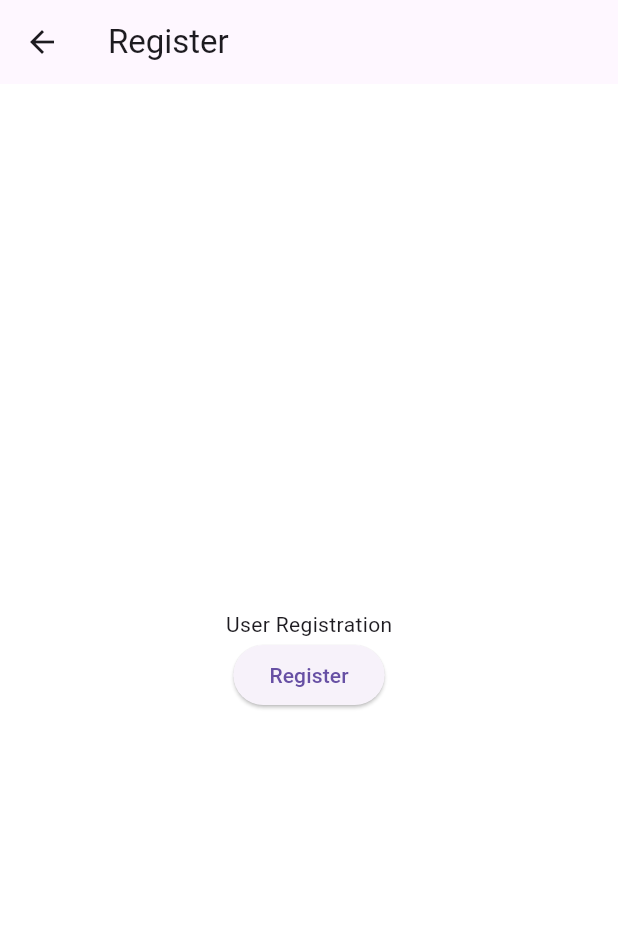
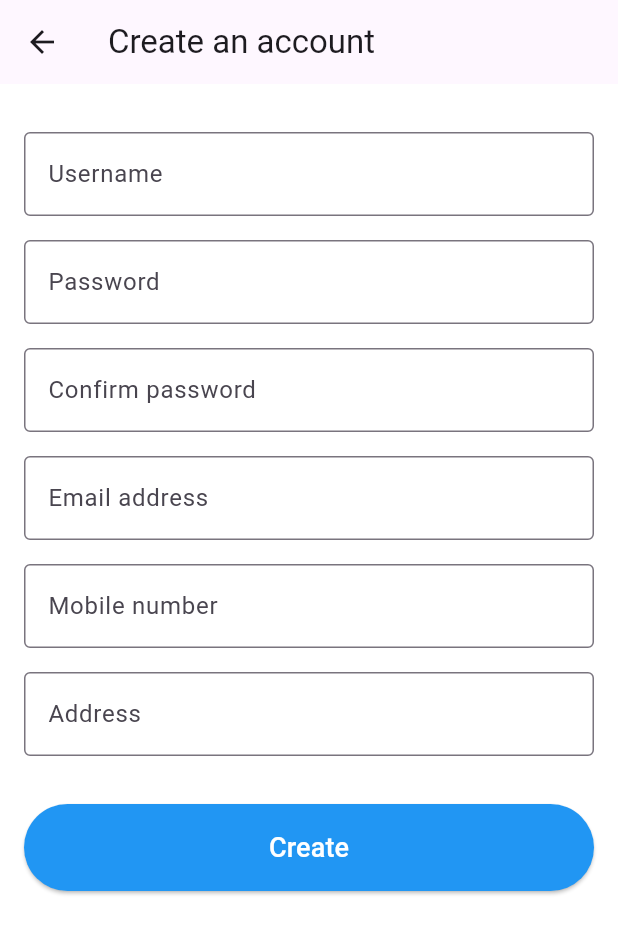
Before and after one commit to chesterrosario-koi/breaktime, a Flutter app: the RegistrationScreen screen opened directly, on a phone screen of 412 x 824 dp. Shown: the top 934 px of the screen. Run offline on Flutter 3.47's test engine with Material 3 defaults, Android fonts, the phone set to English and light mode, and no system bars.

Commit message:
Update registration screen

```diff
--- a/lib/main.dart
+++ b/lib/main.dart
@@ -1,5 +1,6 @@
 import 'package:flutter/material.dart';
 import 'screens/login_screen.dart';
+import 'screens/registration_screen.dart';
 
 void main() {
   runApp(const BreakTimeApp());
@@ -16,7 +17,11 @@ class BreakTimeApp extends StatelessWidget {
         primarySwatch: Colors.blue,
         scaffoldBackgroundColor: Colors.white,
       ),
-      home: const LoginScreen(),
+      initialRoute: '/',
+      routes: {
+        '/': (context) => const LoginScreen(),
+        '/register': (context) => const RegistrationScreen(),
+      },
     );
   }
 }
--- a/lib/screens/login_screen.dart
+++ b/lib/screens/login_screen.dart
@@ -50,7 +50,7 @@ class LoginScreen extends StatelessWidget {
             const SizedBox(height: 16),
             ElevatedButton(
               onPressed: () {
-                // Handle registration
+                Navigator.pushNamed(context, '/register');
               },
               style: ElevatedButton.styleFrom(
                 padding: const EdgeInsets.symmetric(vertical: 16),
--- a/lib/screens/registration_screen.dart
+++ b/lib/screens/registration_screen.dart
@@ -1,4 +1,5 @@
 import 'package:flutter/material.dart';
+import 'home_screen.dart';
 
 class RegistrationScreen extends StatelessWidget {
   const RegistrationScreen({super.key});
@@ -7,20 +8,81 @@ class RegistrationScreen extends StatelessWidget {
   Widget build(BuildContext context) {
     return Scaffold(
       appBar: AppBar(
-        title: const Text('Register'),
+        title: const Text('Create an account'),
+        leading: IconButton(
+          icon: const Icon(Icons.arrow_back),
+          onPressed: () {
+            Navigator.pop(context);
+          },
         ),
-      body: Center(
+      ),
+      body: Padding(
+        padding: const EdgeInsets.all(16.0),
+        child: SingleChildScrollView(
           child: Column(
-          mainAxisAlignment: MainAxisAlignment.center,
+            crossAxisAlignment: CrossAxisAlignment.stretch,
             children: <Widget>[
-            const Text('User Registration'),
+              const SizedBox(height: 16),
+              const TextField(
+                decoration: InputDecoration(
+                  border: OutlineInputBorder(),
+                  labelText: 'Username',
+                ),
+              ),
+              const SizedBox(height: 16),
+              const TextField(
+                obscureText: true,
+                decoration: InputDecoration(
+                  border: OutlineInputBorder(),
+                  labelText: 'Password',
+                ),
+              ),
+              const SizedBox(height: 16),
+              const TextField(
+                obscureText: true,
+                decoration: InputDecoration(
+                  border: OutlineInputBorder(),
+                  labelText: 'Confirm password',
+                ),
+              ),
+              const SizedBox(height: 16),
+              const TextField(
+                decoration: InputDecoration(
+                  border: OutlineInputBorder(),
+                  labelText: 'Email address',
+                ),
+              ),
+              const SizedBox(height: 16),
+              const TextField(
+                decoration: InputDecoration(
+                  border: OutlineInputBorder(),
+                  labelText: 'Mobile number',
+                ),
+              ),
+              const SizedBox(height: 16),
+              const TextField(
+                decoration: InputDecoration(
+                  border: OutlineInputBorder(),
+                  labelText: 'Address',
+                ),
+              ),
+              const SizedBox(height: 32),
               ElevatedButton(
                 onPressed: () {
-                Navigator.pushNamed(context, '/home');
+                  Navigator.pushReplacement(
+                    context,
+                    MaterialPageRoute(builder: (context) => const HomeScreen()),
+                  );
                 },
-              child: const Text('Register'),
+                style: ElevatedButton.styleFrom(
+                  padding: const EdgeInsets.symmetric(vertical: 16),
+                  foregroundColor: Colors.white,
+                  backgroundColor: Colors.blue,
+                ),
+                child: const Text('Create', style: TextStyle(fontSize: 18)),
               ),
             ],
+          ),
         ),
       ),
     );
```
Lines whose indentation alone changed are shown as unchanged.
